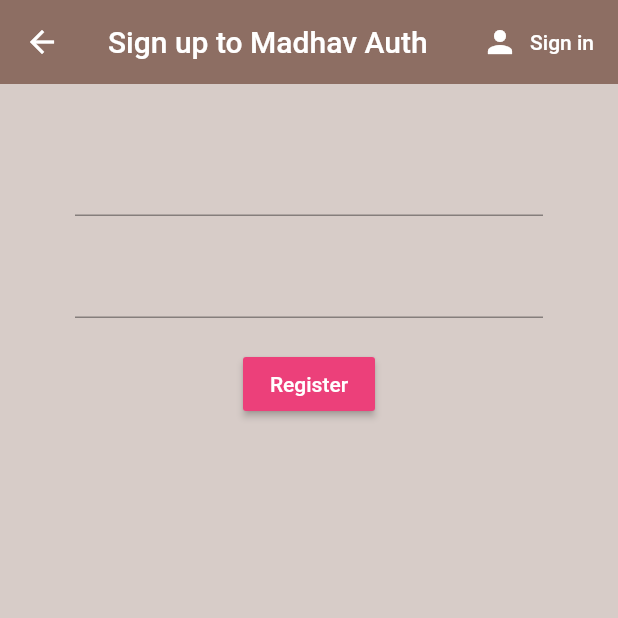
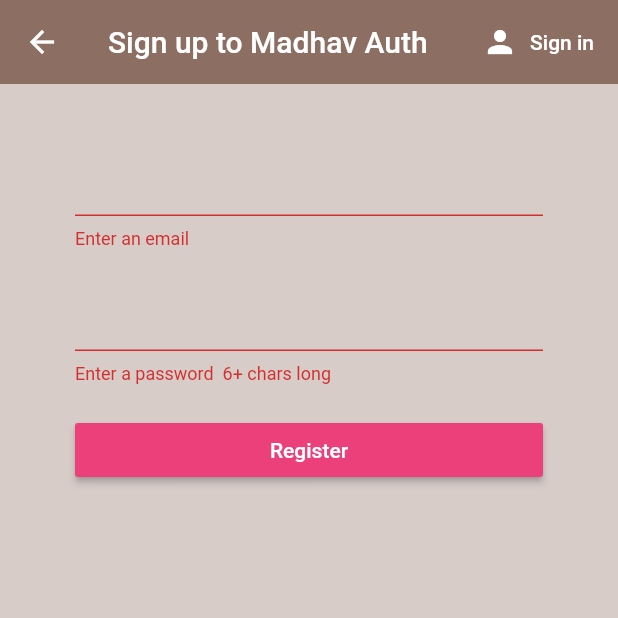
Before and after one commit to poudelmadhav/flutter-authentication, a Flutter app: the Register screen opened directly, after a tap on "Register", on a phone screen of 412 x 824 dp, the top half of it. Run offline on Flutter 3.47's test engine with Material 2 defaults, Android fonts, the phone set to English and light mode, and no system bars; our stand-ins replace firebase_auth; accounts and stored records are empty.

Commit message:
register user from form to firebase

```diff
--- a/lib/screens/authenticate/register.dart
+++ b/lib/screens/authenticate/register.dart
@@ -11,10 +11,12 @@ class Register extends StatefulWidget {
 
 class _RegisterState extends State<Register> {
   final AuthService _auth = AuthService();
+  final _formKey = GlobalKey<FormState>();
 
   // text field state
   String email = '';
   String password = '';
+  String error = '';
 
   @override
   Widget build(BuildContext context) {
@@ -40,16 +42,20 @@ class _RegisterState extends State<Register> {
       body: Container(
         padding: EdgeInsets.symmetric(vertical: 20.0, horizontal: 50.0),
         child: Form(
-          child: Column(
+          key: _formKey,
+          child: ListView(
             children: <Widget>[
               SizedBox(height: 20.0),
               TextFormField(
+                validator: (val) => val.isEmpty ? 'Enter an email' : null,
                 onChanged: (val) {
                   setState(() => email = val);
                 },
               ),
               SizedBox(height: 20.0),
               TextFormField(
+                validator: (val) =>
+                    val.length < 6 ? 'Enter a password  6+ chars long' : null,
                 obscureText: true,
                 onChanged: (val) {
                   setState(() => password = val);
@@ -63,10 +69,24 @@ class _RegisterState extends State<Register> {
                   style: TextStyle(color: Colors.white),
                 ),
                 onPressed: () async {
-                  print(email);
-                  print(password);
+                  if (_formKey.currentState.validate()) {
+                    dynamic result = await _auth.registerWithEmailAndPassword(
+                        email, password);
+                    print(result);
+                    if (result == null) {
+                      setState(() => error = 'please supply a valid email');
+                    }
+                  }
                 },
-              )
+              ),
+              SizedBox(height: 20.0),
+              Text(
+                error,
+                style: TextStyle(
+                  color: Colors.red,
+                  fontSize: 14.0,
+                ),
+              ),
             ],
           ),
         ),
--- a/lib/screens/authenticate/sign_in.dart
+++ b/lib/screens/authenticate/sign_in.dart
@@ -40,7 +40,7 @@ class _SignInState extends State<SignIn> {
       body: Container(
         padding: EdgeInsets.symmetric(vertical: 20.0, horizontal: 50.0),
         child: Form(
-          child: Column(
+          child: ListView(
             children: <Widget>[
               SizedBox(height: 20.0),
               TextFormField(
--- a/lib/services/auth.dart
+++ b/lib/services/auth.dart
@@ -29,6 +29,19 @@ class AuthService {
   // sign in with email & password
 
   // register with email & password
+  Future registerWithEmailAndPassword(String email, String password) async {
+    try {
+      AuthResult result = await _auth.createUserWithEmailAndPassword(
+        email: email,
+        password: password,
+      );
+      FirebaseUser user = result.user;
+      return _userFromFirebaseUSer(user);
+    } catch (e) {
+      print(e.toString());
+      return null;
+    }
+  }
 
   // sign out
   Future signOut() async {
```
